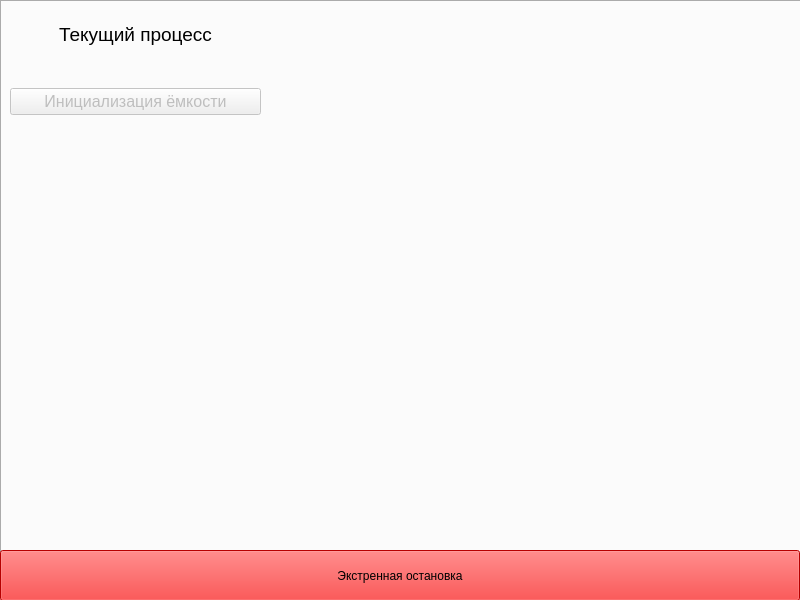
Before: the Qt Designer form designs/operatorPage.ui in AlexeyK2021/wine-system-client, drawn with Qt 5.
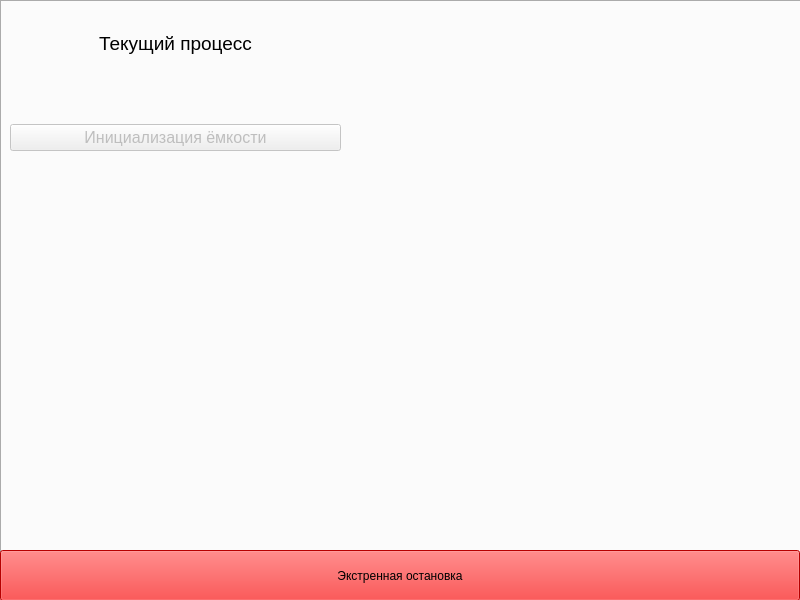
After: the same form once the commit is applied.

What changed in the file:
```diff
--- a/designs/operatorPage.ui
+++ b/designs/operatorPage.ui
@@ -69,8 +69,8 @@
      <rect>
       <x>10</x>
       <y>20</y>
-      <width>251</width>
-      <height>95</height>
+      <width>331</width>
+      <height>131</height>
      </rect>
     </property>
     <layout class="QVBoxLayout" name="verticalLayout">
@@ -94,14 +94,17 @@
       <widget class="QLabel" name="curr_process">
        <property name="font">
         <font>
-         <pointsize>14</pointsize>
+         <pointsize>12</pointsize>
         </font>
        </property>
        <property name="text">
         <string/>
        </property>
        <property name="alignment">
-        <set>Qt::AlignLeading|Qt::AlignLeft|Qt::AlignVCenter</set>
+        <set>Qt::AlignCenter</set>
+       </property>
+       <property name="wordWrap">
+        <bool>true</bool>
        </property>
       </widget>
      </item>
```
Left out of the diff: 4 changed lines with no effect on the pictures.
